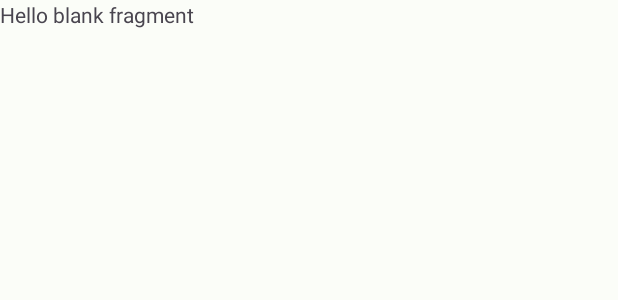
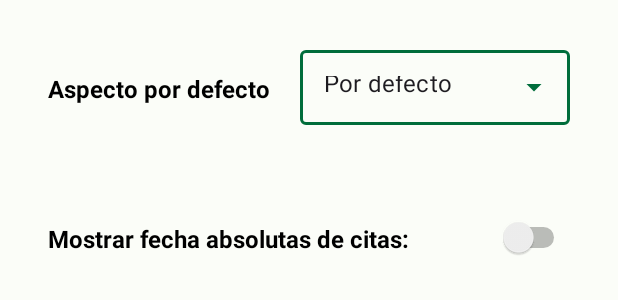
Before and after one commit to JezerMejia/HealthZoneDAM, an Android app: the layout fragment_settings.xml on its own in the app's theme, with its tools: preview values and no code run, on a phone screen of 412 x 824 dp. Shown: the top 300 px of the screen. Run offline under Robolectric (Android 15) with nearby library versions, the phone set to English and light mode, and no system bars.

Commit message:
Added a settings menu

```diff
--- a/app/src/main/res/layout/fragment_settings.xml
+++ b/app/src/main/res/layout/fragment_settings.xml
@@ -1,14 +1,77 @@
 <?xml version="1.0" encoding="utf-8"?>
-<FrameLayout xmlns:android="http://schemas.android.com/apk/res/android"
+<androidx.constraintlayout.widget.ConstraintLayout xmlns:android="http://schemas.android.com/apk/res/android"
+    xmlns:app="http://schemas.android.com/apk/res-auto"
     xmlns:tools="http://schemas.android.com/tools"
     android:layout_width="match_parent"
     android:layout_height="match_parent"
     tools:context=".ui.patient.SettingsFragment">
 
-    <!-- TODO: Update blank fragment layout -->
+    <com.google.android.material.textfield.TextInputLayout
+        android:id="@+id/textInputLayout"
+        style="@style/Widget.MaterialComponents.TextInputLayout.OutlinedBox.ExposedDropdownMenu"
+        android:layout_width="0dp"
+        android:layout_height="wrap_content"
+        android:layout_marginStart="200dp"
+        android:layout_marginTop="28dp"
+        android:layout_marginEnd="32dp"
+        app:layout_constraintEnd_toEndOf="parent"
+        app:layout_constraintStart_toStartOf="parent"
+        app:layout_constraintTop_toTopOf="parent">
+
+        <AutoCompleteTextView
+            android:id="@+id/autoCompleteTextView"
+            android:layout_width="match_parent"
+            android:layout_height="50dp"
+            android:layout_weight="1"
+            android:inputType="none"
+            android:text="Por defecto" />
+    </com.google.android.material.textfield.TextInputLayout>
+
     <TextView
-        android:layout_width="match_parent"
-        android:layout_height="match_parent"
-        android:text="@string/hello_blank_fragment" />
+        android:id="@+id/txt1"
+        android:layout_width="wrap_content"
+        android:layout_height="wrap_content"
+        android:layout_marginStart="32dp"
+        android:layout_marginTop="48dp"
+        android:layout_marginEnd="50dp"
+        android:text="Aspecto por defecto"
+        android:textColor="@color/black"
+        android:textSize="16sp"
+        android:textStyle="bold"
+        app:layout_constraintEnd_toStartOf="@+id/textInputLayout"
+        app:layout_constraintHorizontal_bias="0.0"
+        app:layout_constraintStart_toStartOf="parent"
+        app:layout_constraintTop_toTopOf="parent" />
 
-</FrameLayout>
+    <TextView
+        android:id="@+id/txt2"
+        android:layout_width="wrap_content"
+        android:layout_height="wrap_content"
+        android:layout_marginStart="32dp"
+        android:layout_marginTop="78dp"
+        android:layout_marginEnd="100dp"
+        android:text="Mostrar fecha absolutas de citas:"
+        android:textColor="@color/black"
+        android:textSize="16sp"
+        android:textStyle="bold"
+        app:layout_constraintBottom_toBottomOf="parent"
+        app:layout_constraintEnd_toStartOf="@+id/switch1"
+        app:layout_constraintHorizontal_bias="0.0"
+        app:layout_constraintStart_toStartOf="parent"
+        app:layout_constraintTop_toBottomOf="@+id/txt1"
+        app:layout_constraintVertical_bias="0.0" />
+
+    <Switch
+        android:id="@+id/switch1"
+        android:layout_width="wrap_content"
+        android:layout_height="wrap_content"
+        android:layout_marginStart="330dp"
+        android:layout_marginTop="48dp"
+        android:layout_marginEnd="32dp"
+        app:layout_constraintBottom_toBottomOf="parent"
+        app:layout_constraintEnd_toEndOf="parent"
+        app:layout_constraintHorizontal_bias="1.0"
+        app:layout_constraintStart_toStartOf="parent"
+        app:layout_constraintTop_toBottomOf="@+id/textInputLayout"
+        app:layout_constraintVertical_bias="0.02" />
+</androidx.constraintlayout.widget.ConstraintLayout>
--- a/app/src/main/res/navigation/nav_patient.xml
+++ b/app/src/main/res/navigation/nav_patient.xml
@@ -23,6 +23,6 @@
     <fragment
         android:id="@+id/navigation_settings"
         android:name="com.jezerm.healthzone.ui.patient.SettingsFragment"
-        android:label="fragment_settings"
+        android:label="Ajustes"
         tools:layout="@layout/fragment_settings" />
 </navigation>
--- a/app/src/main/res/values/colors.xml
+++ b/app/src/main/res/values/colors.xml
@@ -61,4 +61,5 @@
     <color name="md_theme_dark_surfaceTint">#7DDA9B</color>
     <color name="md_theme_dark_outlineVariant">#414942</color>
     <color name="md_theme_dark_scrim">#000000</color>
+    <color name="black">#000000</color>
 </resources>
```
Also changed, not shown: app/src/main/java/com/jezerm/healthzone/ui/patient/SettingsFragment.kt (+10 -37 lines), app/src/main/res/layout/dropdown_item.xml (added, +9 -0 lines), app/src/main/res/values/strings.xml (+8 -0 lines).
